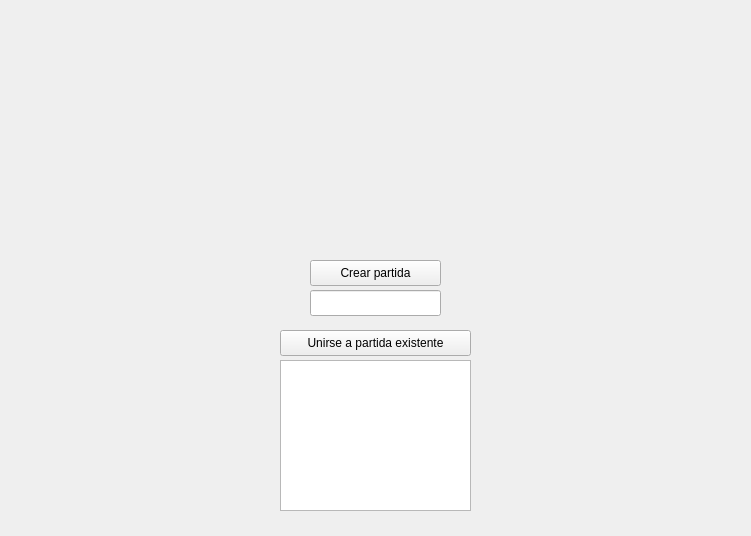
Old version of the form client/Pantallas/lobbyscreen.ui in the repository Taller-de-Programacion-2c2025-Grupo-20/TP_final-2025c2-Grupo20.
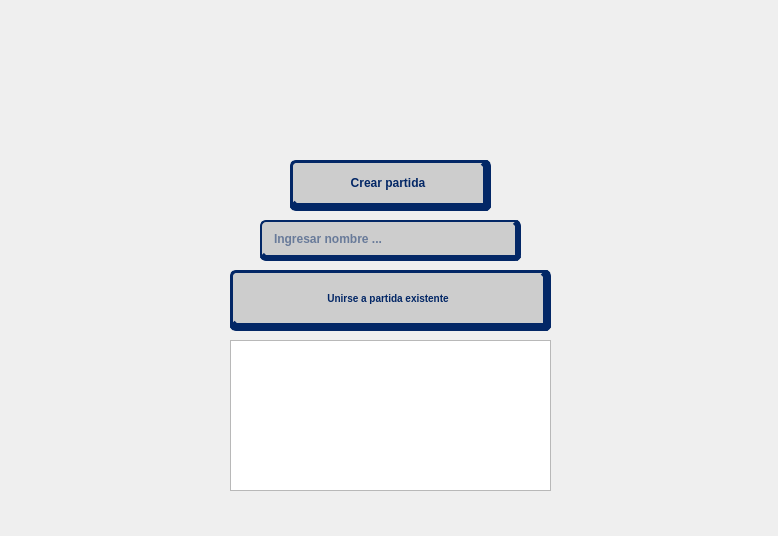
New version of the form. The open tabs and pages were chosen to show the change.

The edit to the form file:
```diff
--- a/client/Pantallas/lobbyscreen.ui
+++ b/client/Pantallas/lobbyscreen.ui
@@ -6,7 +6,7 @@
    <rect>
     <x>0</x>
     <y>0</y>
-    <width>751</width>
+    <width>778</width>
     <height>536</height>
    </rect>
   </property>
@@ -162,12 +162,41 @@
     <widget class="QPushButton" name="createButton">
      <property name="geometry">
       <rect>
-       <x>280</x>
-       <y>230</y>
-       <width>131</width>
-       <height>26</height>
+       <x>260</x>
+       <y>130</y>
+       <width>201</width>
+       <height>51</height>
       </rect>
      </property>
+     <property name="styleSheet">
+      <string notr="true">QPushButton {
+    background-color: #CDCDCD;
+    color: #032766;
+    font-family: &quot;Press Start 2P&quot;;
+    font-size: 12px;
+    font-weight: bold;
+    border: 3px solid #032766;
+    border-radius: 6px;
+    border-bottom: 8px solid #032766;
+    border-right: 8px solid #032766;
+    padding: 10px 15px;
+}
+
+QPushButton:hover {
+    background-color: #032766; 
+    color: #CDCDCD;
+    border-color: #CDCDCD;
+}
+
+QPushButton:pressed {
+    background-color: #032766;
+    color: #CDCDCD;
+    border-bottom: 3px solid #032766;
+    border-right: 3px solid #032766;
+    padding-top: 15px; 
+    padding-left: 20px;
+}</string>
+     </property>
      <property name="text">
       <string>Crear partida</string>
      </property>
@@ -175,32 +204,84 @@
     <widget class="QLineEdit" name="matchNameEdit">
      <property name="geometry">
       <rect>
-       <x>280</x>
-       <y>260</y>
-       <width>131</width>
-       <height>26</height>
+       <x>230</x>
+       <y>190</y>
+       <width>261</width>
+       <height>41</height>
       </rect>
      </property>
      <property name="whatsThis">
       <string>&lt;html&gt;&lt;head/&gt;&lt;body&gt;&lt;p&gt;nombre...&lt;/p&gt;&lt;p&gt;&lt;br/&gt;&lt;/p&gt;&lt;/body&gt;&lt;/html&gt;</string>
      </property>
      <property name="styleSheet">
-      <string notr="true">nombre...
+      <string notr="true">QLineEdit {
+    background-color: #CDCDCD; 
+    color: #032766;
+    font-family: &quot;Press Start 2P&quot;;
+    font-size: 12px;
+    font-weight: bold;
+    border: 2px solid #032766;
+    border-bottom: 6px solid #032766; 
+    border-right: 6px solid #032766;
+    padding: 5px;
+    padding-left: 10px;
+    selection-background-color: #032766;
+    selection-color: #CDCDCD;
+    border-radius: 6px;
+}
+
+QLineEdit:focus {
+    color: #9C9C9C; 
+    border-color: #9C9C9C; 
+    background-color: #032766; 
+}
 </string>
      </property>
      <property name="text">
       <string/>
      </property>
+     <property name="placeholderText">
+      <string>Ingresar nombre ...</string>
+     </property>
     </widget>
     <widget class="QPushButton" name="joinButton">
      <property name="geometry">
       <rect>
-       <x>250</x>
-       <y>300</y>
-       <width>191</width>
-       <height>26</height>
+       <x>200</x>
+       <y>240</y>
+       <width>321</width>
+       <height>61</height>
       </rect>
      </property>
+     <property name="styleSheet">
+      <string notr="true">QPushButton {
+    background-color: #CDCDCD;
+    color: #032766;
+    font-family: &quot;Press Start 2P&quot;;
+    font-size: 10px;
+    font-weight: bold;
+    border: 3px solid #032766;
+    border-radius: 6px;
+    border-bottom: 8px solid #032766;
+    border-right: 8px solid #032766;
+    padding: 10px 15px;
+}
+
+QPushButton:hover {
+    background-color: #032766; 
+    color: #CDCDCD;
+    border-color: #CDCDCD;
+}
+
+QPushButton:pressed {
+    background-color: #032766;
+    color: #CDCDCD;
+    border-bottom: 3px solid #032766;
+    border-right: 3px solid #032766;
+    padding-top: 15px; 
+    padding-left: 20px;
+}</string>
+     </property>
      <property name="text">
       <string>Unirse a partida existente</string>
      </property>
@@ -208,9 +289,9 @@
     <widget class="QListWidget" name="matchListWidget">
      <property name="geometry">
       <rect>
-       <x>250</x>
-       <y>330</y>
-       <width>191</width>
+       <x>200</x>
+       <y>310</y>
+       <width>321</width>
        <height>151</height>
       </rect>
      </property>
```
Left out of the diff: 2 changed lines with no effect on the pictures.
